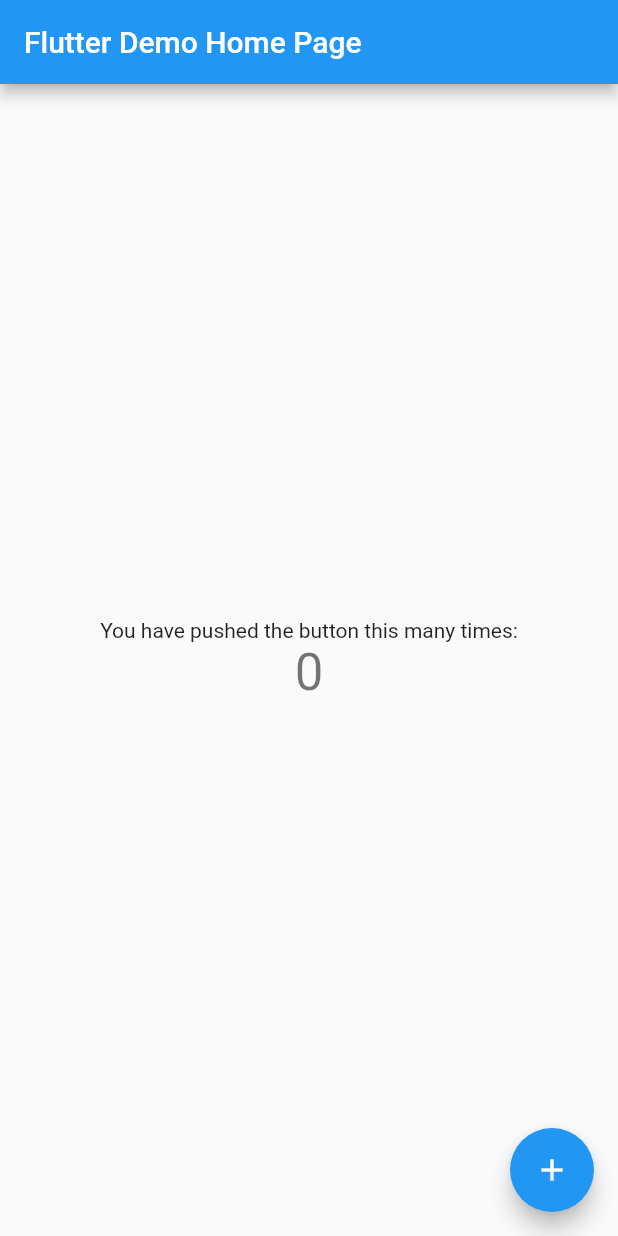
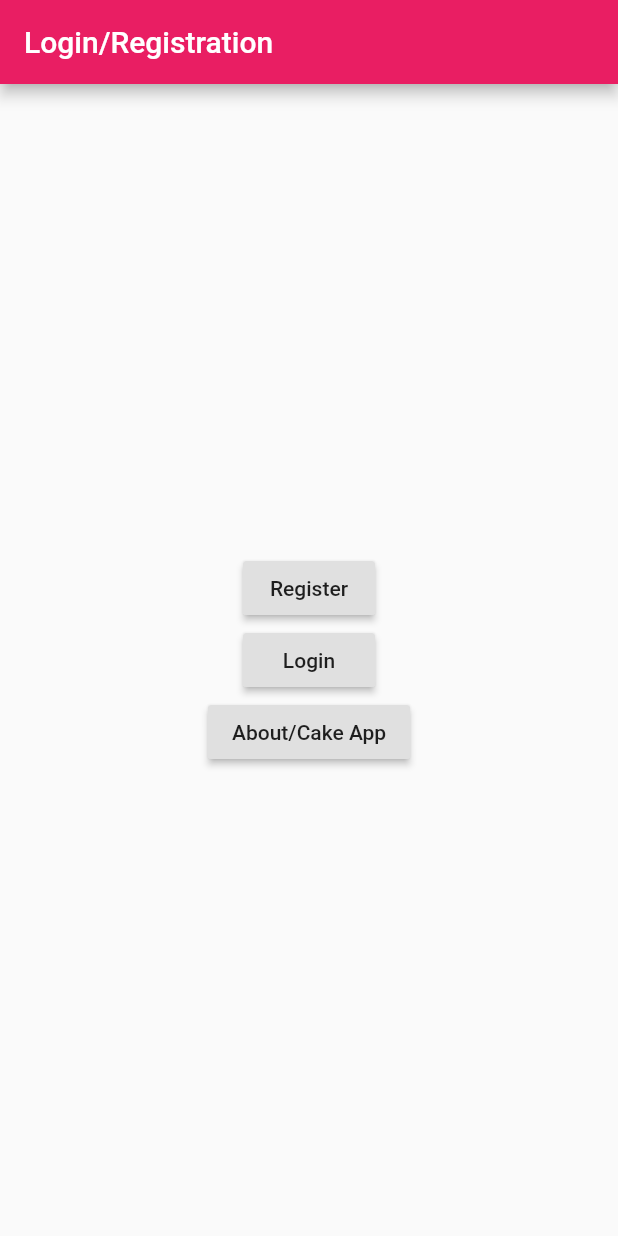
Before and after one commit to Mataya007/CakeApp-ICT472, a Flutter app: the screen it shows after launch, on a phone screen of 412 x 824 dp. Run offline on Flutter 3.47's test engine with Material 2 defaults, Android fonts, the phone set to English and light mode, and no system bars.

Commit message:
modified:   Cake/redcodecakers/lib/main.dart

```diff
--- a/Cake/redcodecakers/lib/main.dart
+++ b/Cake/redcodecakers/lib/main.dart
@@ -1,115 +1,116 @@
 import 'package:flutter/material.dart';
 
 void main() {
-  runApp(const MyApp());
+  runApp(CakeApp());
 }
 
-class MyApp extends StatelessWidget {
-  const MyApp({super.key});
-
-  // This widget is the root of your application.
+class CakeApp extends StatelessWidget {
   @override
   Widget build(BuildContext context) {
     return MaterialApp(
-      title: 'Flutter Demo',
+      title: 'CakeApp-ICT472',
       theme: ThemeData(
-        // This is the theme of your application.
-        //
-        // Try running your application with "flutter run". You'll see the
-        // application has a blue toolbar. Then, without quitting the app, try
-        // changing the primarySwatch below to Colors.green and then invoke
-        // "hot reload" (press "r" in the console where you ran "flutter run",
-        // or simply save your changes to "hot reload" in a Flutter IDE).
-        // Notice that the counter didn't reset back to zero; the application
-        // is not restarted.
-        primarySwatch: Colors.blue,
+        primarySwatch: Colors.pink,
       ),
-      home: const MyHomePage(title: 'Flutter Demo Home Page'),
+      home: LoginPage(),
     );
   }
 }
 
-class MyHomePage extends StatefulWidget {
-  const MyHomePage({super.key, required this.title});
-
-  // This widget is the home page of your application. It is stateful, meaning
-  // that it has a State object (defined below) that contains fields that affect
-  // how it looks.
-
-  // This class is the configuration for the state. It holds the values (in this
-  // case the title) provided by the parent (in this case the App widget) and
-  // used by the build method of the State. Fields in a Widget subclass are
-  // always marked "final".
-
-  final String title;
-
-  @override
-  State<MyHomePage> createState() => _MyHomePageState();
-}
-
-class _MyHomePageState extends State<MyHomePage> {
-  int _counter = 0;
-
-  void _incrementCounter() {
-    setState(() {
-      // This call to setState tells the Flutter framework that something has
-      // changed in this State, which causes it to rerun the build method below
-      // so that the display can reflect the updated values. If we changed
-      // _counter without calling setState(), then the build method would not be
-      // called again, and so nothing would appear to happen.
-      _counter++;
-    });
-  }
-
+class LoginPage extends StatelessWidget {
   @override
   Widget build(BuildContext context) {
-    // This method is rerun every time setState is called, for instance as done
-    // by the _incrementCounter method above.
-    //
-    // The Flutter framework has been optimized to make rerunning build methods
-    // fast, so that you can just rebuild anything that needs updating rather
-    // than having to individually change instances of widgets.
     return Scaffold(
       appBar: AppBar(
-        // Here we take the value from the MyHomePage object that was created by
-        // the App.build method, and use it to set our appbar title.
-        title: Text(widget.title),
+        title: Text('Login/Registration'),
       ),
       body: Center(
-        // Center is a layout widget. It takes a single child and positions it
-        // in the middle of the parent.
         child: Column(
-          // Column is also a layout widget. It takes a list of children and
-          // arranges them vertically. By default, it sizes itself to fit its
-          // children horizontally, and tries to be as tall as its parent.
-          //
-          // Invoke "debug painting" (press "p" in the console, choose the
-          // "Toggle Debug Paint" action from the Flutter Inspector in Android
-          // Studio, or the "Toggle Debug Paint" command in Visual Studio Code)
-          // to see the wireframe for each widget.
-          //
-          // Column has various properties to control how it sizes itself and
-          // how it positions its children. Here we use mainAxisAlignment to
-          // center the children vertically; the main axis here is the vertical
-          // axis because Columns are vertical (the cross axis would be
-          // horizontal).
           mainAxisAlignment: MainAxisAlignment.center,
-          children: <Widget>[
-            const Text(
-              'You have pushed the button this many times:',
+          children: [
+            RaisedButton(
+              child: Text('Register'),
+              onPressed: () {
+                // Navigate to registration page
+              },
             ),
-            Text(
-              '$_counter',
-              style: Theme.of(context).textTheme.headlineMedium,
+            RaisedButton(
+              child: Text('Login'),
+              onPressed: () {
+                // Navigate to login page
+              },
+            ),
+            RaisedButton(
+              child: Text('About/Cake App'),
+              onPressed: () {
+                // Navigate to about page
+              },
             ),
           ],
         ),
       ),
-      floatingActionButton: FloatingActionButton(
-        onPressed: _incrementCounter,
-        tooltip: 'Increment',
-        child: const Icon(Icons.add),
-      ), // This trailing comma makes auto-formatting nicer for build methods.
     );
   }
 }
+
+class CakeViewPage extends StatelessWidget {
+  @override
+  Widget build(BuildContext context) {
+    return Scaffold(
+      appBar: AppBar(
+        title: Text('Cake View'),
+      ),
+      body: Center(
+        child: Column(
+          mainAxisAlignment: MainAxisAlignment.center,
+          children: [
+            TextField(
+              decoration: InputDecoration(
+                hintText: 'Search for cakes',
+              ),
+            ),
+            TabBar(
+              tabs: [
+                Tab(text: 'Home'),
+                Tab(text: 'About'),
+                Tab(text: 'Bakers near you'),
+              ],
+            ),
+          ],
+        ),
+      ),
+    );
+  }
+}
+
+class CakeDetailsPage extends StatelessWidget {
+  @override
+  Widget build(BuildContext context) {
+    return Scaffold(
+      appBar: AppBar(
+        title: Text('Cake Details'),
+      ),
+      body: Center(
+        child: Column(
+          mainAxisAlignment: MainAxisAlignment.center,
+          children: [
+            Text('About Cake'),
+            Text('About Bakers'),
+            RaisedButton(
+              child: Text('Book Baker'),
+              onPressed: () {
+                // Navigate to booking page
+              },
+            ),
+            RaisedButton(
+              child: Text('Comments/Reviews/Reactions'),
+              onPressed: () {
+                // Navigate to comments page
+              },
+            ),
+          ],
+        ),
+      ),
+    );
+  }
+}
```
